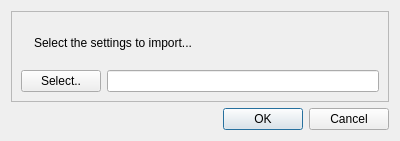
Before: the Qt Designer form Ui/importsettingsqt.ui in Vazquinhos/CatalunyaCircuit, drawn with Qt 5.
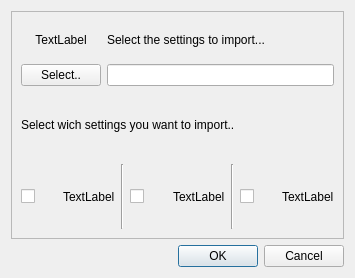
After: the same form once the commit is applied. Icons and pictures are not drawn.

Commit message: Creacion del settings importer, comenzado metodo execute. Modificada gui del importador y de la ventana de error. Ahora guarda el archivo siempre con la extension .ccs

Diff of the .ui file:
```diff
--- a/Ui/importsettingsqt.ui
+++ b/Ui/importsettingsqt.ui
@@ -6,8 +6,8 @@
    <rect>
     <x>0</x>
     <y>0</y>
-    <width>400</width>
-    <height>141</height>
+    <width>355</width>
+    <height>278</height>
    </rect>
   </property>
   <property name="windowTitle">
@@ -22,51 +22,108 @@
      <property name="frameShadow">
       <enum>QFrame::Raised</enum>
      </property>
-     <layout class="QGridLayout" name="gridLayout">
-      <item row="2" column="0">
-       <widget class="QPushButton" name="pushButton">
-        <property name="text">
-         <string>Select..</string>
-        </property>
-       </widget>
-      </item>
-      <item row="2" column="1">
-       <widget class="QLineEdit" name="lineEdit"/>
-      </item>
-      <item row="0" column="0" colspan="2">
-       <layout class="QHBoxLayout" name="horizontalLayout">
-        <item>
-         <widget class="QLabel" name="label">
+     <layout class="QVBoxLayout" name="verticalLayout_2">
+      <item>
+       <layout class="QGridLayout" name="gridLayout">
+        <item row="2" column="1">
+         <widget class="QLineEdit" name="lineEdit"/>
+        </item>
+        <item row="2" column="0">
+         <widget class="QPushButton" name="pushButton">
           <property name="text">
-           <string/>
+           <string>Select..</string>
           </property>
-          <property name="pixmap">
-           <pixmap>../Images/1364339878_hire-me.png</pixmap>
+         </widget>
+        </item>
+        <item row="1" column="0">
+         <widget class="QLabel" name="icon">
+          <property name="minimumSize">
+           <size>
+            <width>50</width>
+            <height>0</height>
+           </size>
+          </property>
+          <property name="text">
+           <string>TextLabel</string>
           </property>
           <property name="alignment">
            <set>Qt::AlignCenter</set>
           </property>
          </widget>
         </item>
-        <item>
+        <item row="1" column="1">
          <widget class="QLabel" name="label_2">
           <property name="text">
            <string>Select the settings to import...</string>
           </property>
          </widget>
         </item>
+       </layout>
+      </item>
+      <item>
+       <widget class="QLabel" name="label_3">
+        <property name="text">
+         <string>Select wich settings you want to import..</string>
+        </property>
+       </widget>
+      </item>
+      <item>
+       <layout class="QHBoxLayout" name="horizontalLayout">
         <item>
-         <spacer name="horizontalSpacer">
+         <widget class="QCheckBox" name="camera_chk">
+          <property name="text">
+           <string/>
+          </property>
+         </widget>
+        </item>
+        <item>
+         <widget class="QLabel" name="camera_icon">
+          <property name="text">
+           <string>TextLabel</string>
+          </property>
+         </widget>
+        </item>
+        <item>
+         <widget class="Line" name="line_2">
           <property name="orientation">
-           <enum>Qt::Horizontal</enum>
+           <enum>Qt::Vertical</enum>
           </property>
-          <property name="sizeHint" stdset="0">
-           <size>
-            <width>40</width>
-            <height>20</height>
-           </size>
+         </widget>
+        </item>
+        <item>
+         <widget class="QCheckBox" name="light_chk">
+          <property name="text">
+           <string/>
           </property>
-         </spacer>
+         </widget>
+        </item>
+        <item>
+         <widget class="QLabel" name="light_icon">
+          <property name="text">
+           <string>TextLabel</string>
+          </property>
+         </widget>
+        </item>
+        <item>
+         <widget class="Line" name="line_3">
+          <property name="orientation">
+           <enum>Qt::Vertical</enum>
+          </property>
+         </widget>
+        </item>
+        <item>
+         <widget class="QCheckBox" name="car_chk">
+          <property name="text">
+           <string/>
+          </property>
+         </widget>
+        </item>
+        <item>
+         <widget class="QLabel" name="car_icon">
+          <property name="text">
+           <string>TextLabel</string>
+          </property>
+         </widget>
         </item>
        </layout>
       </item>
```
The commit also changes 22 other files.
